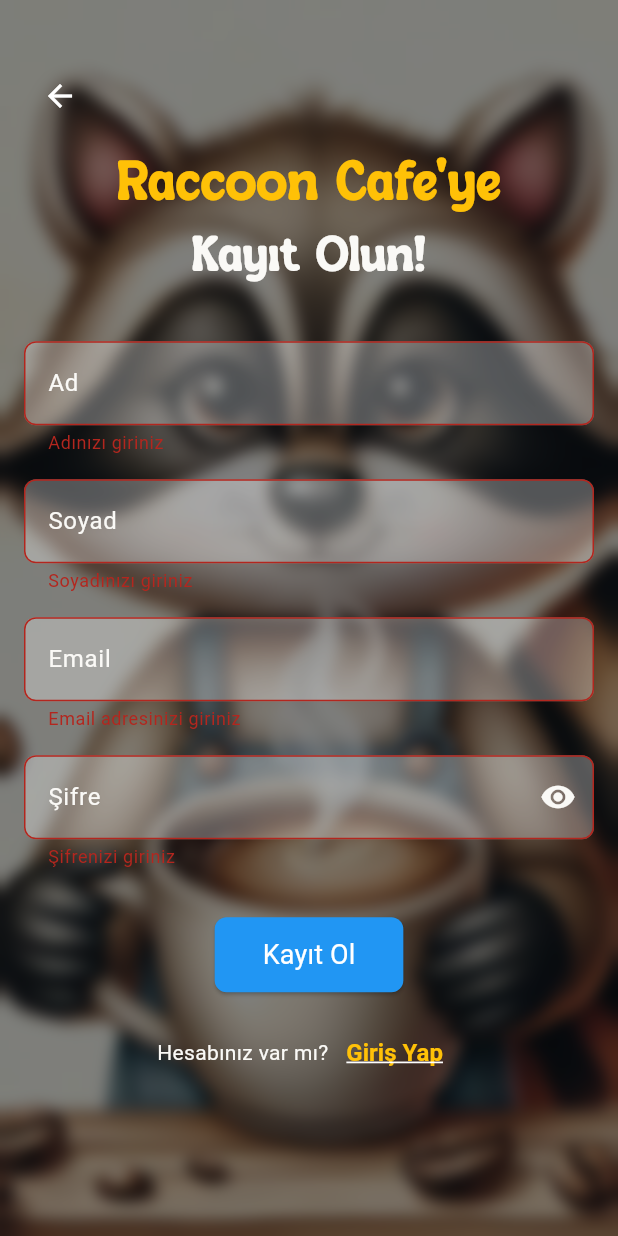
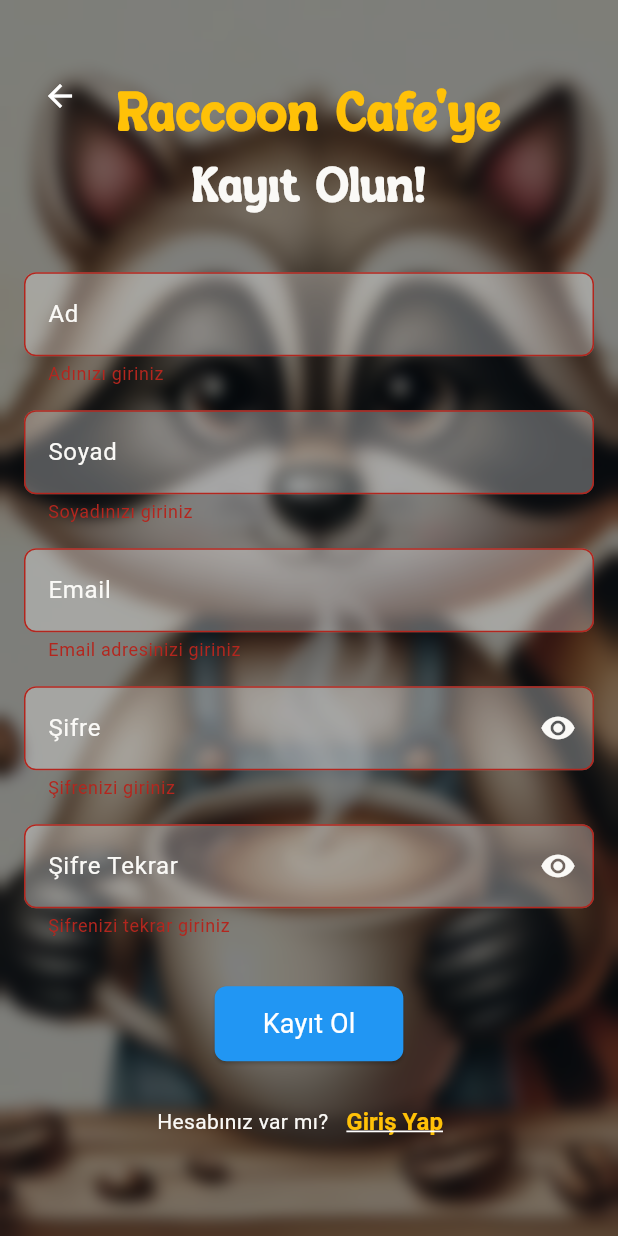
Before and after one commit to ayselcetin07/my_cafe_app, a Flutter app: the RegisterScreen screen opened directly, after a tap on "Kayıt Ol", on a phone screen of 412 x 824 dp. Run offline on Flutter 3.47's test engine with Material 3 defaults, Android fonts, the phone set to English and light mode, and no system bars.

Commit message:
Register Screen: Form validasyonları eklendi

```diff
--- a/lib/screens/register_screen.dart
+++ b/lib/screens/register_screen.dart
@@ -4,6 +4,7 @@ import '../services/user_service.dart';
 import '../models/user.dart';
 import 'login_screen.dart';
 import 'package:my_cafe_app/utilities/constants.dart';
+import '../utilities/validators.dart'; // Validators dosyasını import ediyoruz
 
 class RegisterScreen extends StatefulWidget {
   @override
@@ -15,6 +16,8 @@ class _RegisterScreenState extends State<RegisterScreen> {
   final TextEditingController _lastNameController = TextEditingController();
   final TextEditingController _emailController = TextEditingController();
   final TextEditingController _passwordController = TextEditingController();
+  final TextEditingController _confirmPasswordController =
+      TextEditingController();
   final _formKey = GlobalKey<FormState>();
   bool _obscurePassword = true;
 
@@ -156,12 +159,7 @@ class _RegisterScreenState extends State<RegisterScreen> {
                             color: AppColors.kirikbeyaz,
                             decoration: TextDecoration.none,
                           ),
-                          validator: (value) {
-                            if (value == null || value.isEmpty) {
-                              return 'Email adresinizi giriniz';
-                            }
-                            return null;
-                          },
+                          validator: validateEmail,
                         ),
                         SizedBox(height: 16.0),
                         TextFormField(
@@ -186,12 +184,34 @@ class _RegisterScreenState extends State<RegisterScreen> {
                             color: AppColors.kirikbeyaz,
                             decoration: TextDecoration.none,
                           ),
-                          validator: (value) {
-                            if (value == null || value.isEmpty) {
-                              return 'Şifrenizi giriniz';
-                            }
-                            return null;
-                          },
+                          validator: validatePassword,
+                        ),
+                        SizedBox(height: 16.0),
+                        TextFormField(
+                          controller: _confirmPasswordController,
+                          decoration:
+                              _buildInputDecoration('Şifre Tekrar').copyWith(
+                            suffixIcon: IconButton(
+                              icon: Icon(
+                                _obscurePassword
+                                    ? Icons.visibility
+                                    : Icons.visibility_off,
+                                color: AppColors.kirikbeyaz,
+                              ),
+                              onPressed: () {
+                                setState(() {
+                                  _obscurePassword = !_obscurePassword;
+                                });
+                              },
+                            ),
+                          ),
+                          obscureText: _obscurePassword,
+                          style: TextStyle(
+                            color: AppColors.kirikbeyaz,
+                            decoration: TextDecoration.none,
+                          ),
+                          validator: (value) => validateConfirmPassword(
+                              value, _passwordController.text),
                         ),
                         SizedBox(height: 32.0),
                         ElevatedButton(
```
